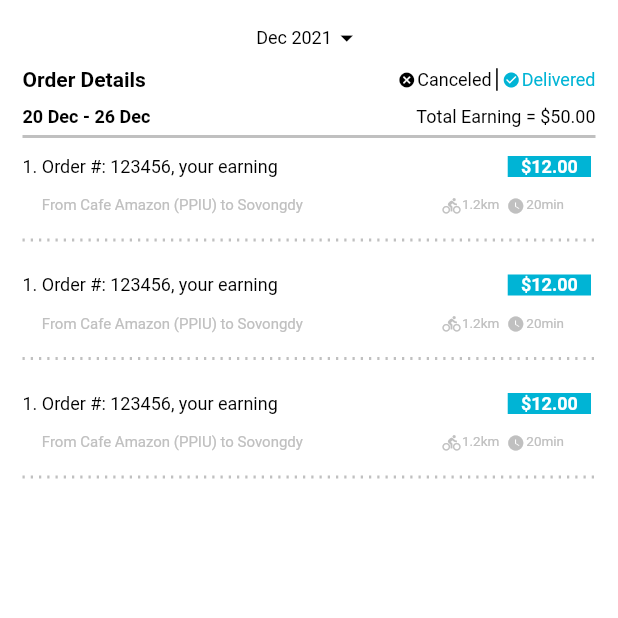
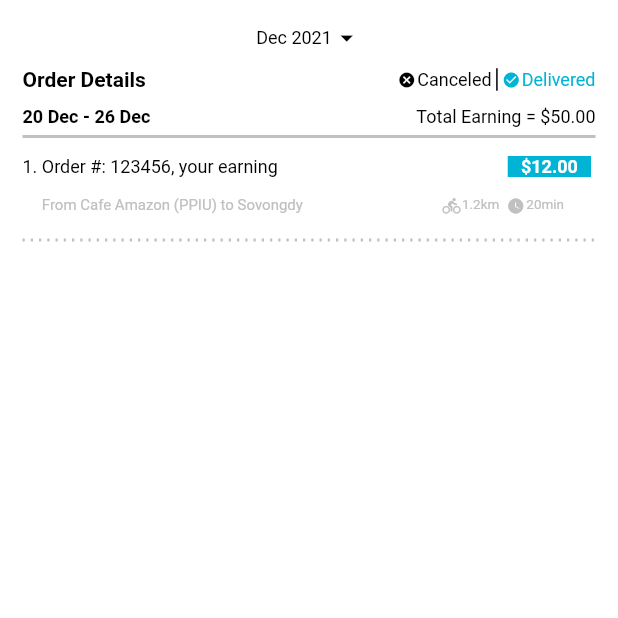
Before and after one commit to OeungChheanghok123/LoyEat, a Flutter app: the ReportPage screen opened directly, on a phone screen of 412 x 824 dp, the top half of it. Run offline on Flutter 3.47's test engine with Material 2 defaults, Android fonts, the phone set to English and light mode, and no system bars; drawn by our look-alikes of dotted_line; our stand-ins replace flutter_svg, qr_flutter; project files that could hold a hidden picture were left out.

Commit message:
updated on 21-Feb-22

```diff
--- a/lib/widgets/page_widget/report_page_widget.dart
+++ b/lib/widgets/page_widget/report_page_widget.dart
@@ -141,131 +141,9 @@ class _ReportPageWidgetState extends State<ReportPageWidget> {
             ),
           ],
         ),
-        Column(
-          children: [
-            const Space(),
-            Row(
-              children: [
-                const Expanded(
-                  flex: 0,
-                  child: TextWidget(text: '1. '),
-                ),
-                const Expanded(
-                  flex: 5,
-                  child: TextWidget(
-                    text: 'Order #: 123456, your earning',
-                  ),
-                ),
-                Expanded(
-                  child: Container(
-                    alignment: Alignment.center,
-                    margin: const EdgeInsets.symmetric(vertical: 2, horizontal: 3),
-                    color: rabbit,
-                    child: const TextWidget(text: '\$12.00', fontWeight: FontWeight.bold, color: white,),
-                  ),
-                ),
-              ],
-            ),
-            const Space(height: 10),
-            Row(
-              children: [
-                const Expanded(
-                  flex: 0,
-                  child: TextWidget(text: '1. ', color: none),
-                ),
-                const Expanded(
-                  flex: 2,
-                  child: TextWidget(
-                      text: 'From Cafe Amazon (PPIU) to Sovongdy', size: 10, color: silver
-                  ),
-                ),
-                Expanded(
-                    child: Row(
-                      mainAxisAlignment: MainAxisAlignment.center,
-                      children: [
-                        _buildIconAndText(Icons.directions_bike_outlined, silver, '1.2km', 9),
-                        const Space(),
-                        _buildIconAndText(Icons.watch_later, silver, '20min', 9),
-                      ],
-                    )
-                ),
-              ],
-            ),
-            Container(
-              margin: const EdgeInsets.symmetric(vertical: 15),
-              child: const DottedLine(
-                dashLength: 1.5,
-                lineThickness: 2,
-                dashColor: silver,
-              ),
-            ),
-          ],
-        ),
-        Column(
-          children: [
-            const Space(),
-            Row(
-              children: [
-                const Expanded(
-                  flex: 0,
-                  child: TextWidget(text: '1. '),
-                ),
-                const Expanded(
-                  flex: 5,
-                  child: TextWidget(
-                    text: 'Order #: 123456, your earning',
-                  ),
-                ),
-                Expanded(
-                  child: Container(
-                    alignment: Alignment.center,
-                    margin: const EdgeInsets.symmetric(vertical: 2, horizontal: 3),
-                    color: rabbit,
-                    child: const TextWidget(text: '\$12.00', fontWeight: FontWeight.bold, color: white,),
-                  ),
-                ),
-              ],
-            ),
-            const Space(height: 10),
-            Row(
-              children: [
-                const Expanded(
-                  flex: 0,
-                  child: TextWidget(text: '1. ', color: none),
-                ),
-                const Expanded(
-                  flex: 2,
-                  child: TextWidget(
-                      text: 'From Cafe Amazon (PPIU) to Sovongdy', size: 10, color: silver
-                  ),
-                ),
-                Expanded(
-                    child: Row(
-                      mainAxisAlignment: MainAxisAlignment.center,
-                      children: [
-                        _buildIconAndText(Icons.directions_bike_outlined, silver, '1.2km', 9),
-                        const Space(),
-                        _buildIconAndText(Icons.watch_later, silver, '20min', 9),
-                      ],
-                    )
-                ),
-              ],
-            ),
-            Container(
-              margin: const EdgeInsets.symmetric(vertical: 15),
-              child: const DottedLine(
-                dashLength: 1.5,
-                lineThickness: 2,
-                dashColor: silver,
-              ),
-            ),
-          ],
-        ),
-
       ],
     );
   }
-
   Widget _buildIconAndText(IconData iconData, Color color, String text, double textSize){
     return Row(
       crossAxisAlignment: CrossAxisAlignment.center,
```
